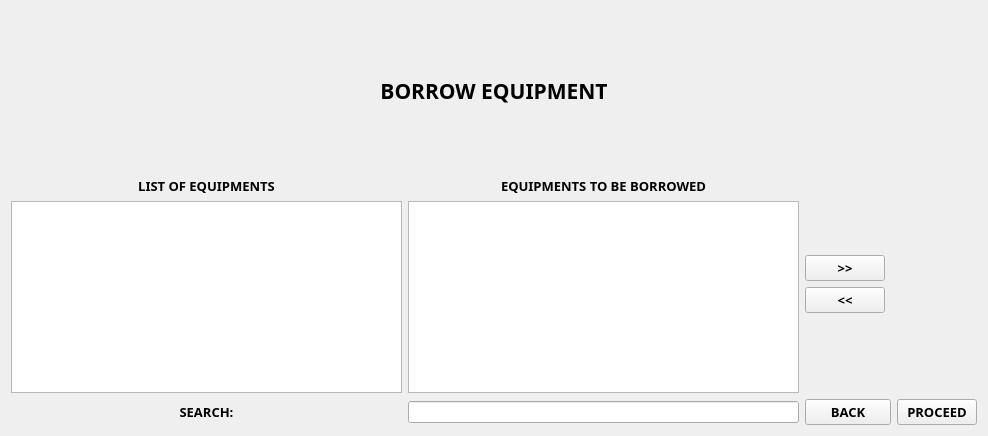
The window that borrowers.ui (markytools/sume-borrower-app) describes before a commit, drawn with Qt 5.
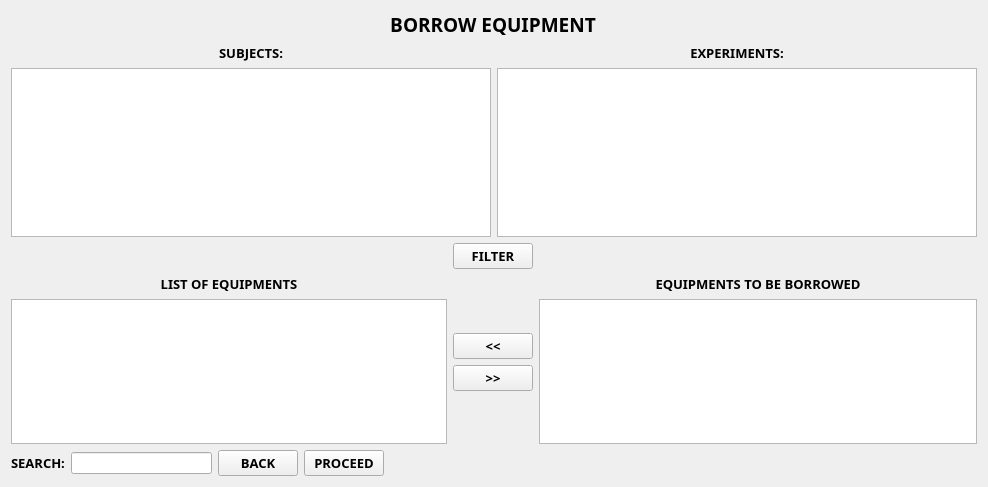
The same window after the commit.

```diff
--- a/borrowers.ui
+++ b/borrowers.ui
@@ -7,19 +7,32 @@
     <x>0</x>
     <y>0</y>
     <width>988</width>
-    <height>436</height>
+    <height>487</height>
    </rect>
   </property>
   <property name="windowTitle">
    <string>Form</string>
   </property>
-  <layout class="QGridLayout" name="gridLayout_2">
+  <layout class="QGridLayout" name="gridLayout">
    <item row="0" column="0">
+    <spacer name="horizontalSpacer">
+     <property name="orientation">
+      <enum>Qt::Horizontal</enum>
+     </property>
+     <property name="sizeHint" stdset="0">
+      <size>
+       <width>237</width>
+       <height>20</height>
+      </size>
+     </property>
+    </spacer>
+   </item>
+   <item row="0" column="1" colspan="3">
     <widget class="QLabel" name="label">
      <property name="font">
       <font>
        <family>Segoe UI Black</family>
-       <pointsize>16</pointsize>
+       <pointsize>14</pointsize>
        <weight>75</weight>
        <bold>true</bold>
       </font>
@@ -32,9 +45,155 @@
      </property>
     </widget>
    </item>
-   <item row="3" column="0">
-    <layout class="QGridLayout" name="gridLayout">
-     <item row="0" column="1">
+   <item row="0" column="4">
+    <spacer name="horizontalSpacer_2">
+     <property name="orientation">
+      <enum>Qt::Horizontal</enum>
+     </property>
+     <property name="sizeHint" stdset="0">
+      <size>
+       <width>138</width>
+       <height>20</height>
+      </size>
+     </property>
+    </spacer>
+   </item>
+   <item row="1" column="0" colspan="5">
+    <layout class="QHBoxLayout" name="horizontalLayout_3">
+     <item>
+      <layout class="QVBoxLayout" name="verticalLayout_4">
+       <item>
+        <widget class="QLabel" name="label_5">
+         <property name="font">
+          <font>
+           <family>Segoe UI Black</family>
+           <pointsize>10</pointsize>
+           <weight>75</weight>
+           <bold>true</bold>
+          </font>
+         </property>
+         <property name="text">
+          <string>SUBJECTS:</string>
+         </property>
+         <property name="alignment">
+          <set>Qt::AlignCenter</set>
+         </property>
+        </widget>
+       </item>
+       <item>
+        <widget class="QTableWidget" name="SubjectsTableWidget"/>
+       </item>
+      </layout>
+     </item>
+     <item>
+      <layout class="QVBoxLayout" name="verticalLayout_5">
+       <item>
+        <widget class="QLabel" name="label_6">
+         <property name="font">
+          <font>
+           <family>Segoe UI Black</family>
+           <pointsize>10</pointsize>
+           <weight>75</weight>
+           <bold>true</bold>
+          </font>
+         </property>
+         <property name="text">
+          <string>EXPERIMENTS:</string>
+         </property>
+         <property name="alignment">
+          <set>Qt::AlignCenter</set>
+         </property>
+        </widget>
+       </item>
+       <item>
+        <widget class="QTableWidget" name="ExperimentTableWidget"/>
+       </item>
+      </layout>
+     </item>
+    </layout>
+   </item>
+   <item row="2" column="0" colspan="2">
+    <spacer name="horizontalSpacer_3">
+     <property name="orientation">
+      <enum>Qt::Horizontal</enum>
+     </property>
+     <property name="sizeHint" stdset="0">
+      <size>
+       <width>437</width>
+       <height>20</height>
+      </size>
+     </property>
+    </spacer>
+   </item>
+   <item row="2" column="2">
+    <widget class="QPushButton" name="Back_2">
+     <property name="font">
+      <font>
+       <family>Segoe UI Black</family>
+       <pointsize>10</pointsize>
+       <weight>75</weight>
+       <bold>true</bold>
+      </font>
+     </property>
+     <property name="text">
+      <string>FILTER</string>
+     </property>
+    </widget>
+   </item>
+   <item row="2" column="3" colspan="2">
+    <spacer name="horizontalSpacer_4">
+     <property name="orientation">
+      <enum>Qt::Horizontal</enum>
+     </property>
+     <property name="sizeHint" stdset="0">
+      <size>
+       <width>438</width>
+       <height>20</height>
+      </size>
+     </property>
+    </spacer>
+   </item>
+   <item row="3" column="0" rowspan="3" colspan="2">
+    <layout class="QVBoxLayout" name="verticalLayout_2">
+     <item>
+      <widget class="QLabel" name="label_2">
+       <property name="font">
+        <font>
+         <family>Segoe UI Black</family>
+         <pointsize>10</pointsize>
+         <weight>75</weight>
+         <bold>true</bold>
+        </font>
+       </property>
+       <property name="text">
+        <string>LIST OF EQUIPMENTS</string>
+       </property>
+       <property name="alignment">
+        <set>Qt::AlignCenter</set>
+       </property>
+      </widget>
+     </item>
+     <item>
+      <widget class="QTableWidget" name="listEquipments"/>
+     </item>
+    </layout>
+   </item>
+   <item row="3" column="2">
+    <spacer name="verticalSpacer_2">
+     <property name="orientation">
+      <enum>Qt::Vertical</enum>
+     </property>
+     <property name="sizeHint" stdset="0">
+      <size>
+       <width>20</width>
+       <height>49</height>
+      </size>
+     </property>
+    </spacer>
+   </item>
+   <item row="3" column="3" rowspan="3" colspan="2">
+    <layout class="QVBoxLayout" name="verticalLayout_3">
+     <item>
       <widget class="QLabel" name="label_3">
        <property name="font">
         <font>
@@ -52,7 +211,14 @@
        </property>
       </widget>
      </item>
-     <item row="4" column="2">
+     <item>
+      <widget class="QTableWidget" name="borrowEquipments"/>
+     </item>
+    </layout>
+   </item>
+   <item row="4" column="2">
+    <layout class="QVBoxLayout" name="verticalLayout">
+     <item>
       <widget class="QPushButton" name="rightToLeft">
        <property name="font">
         <font>
@@ -67,7 +233,7 @@
        </property>
       </widget>
      </item>
-     <item row="3" column="2">
+     <item>
       <widget class="QPushButton" name="leftToRight">
        <property name="font">
         <font>
@@ -82,46 +248,49 @@
        </property>
       </widget>
      </item>
-     <item row="0" column="0">
-      <widget class="QLabel" name="label_2">
-       <property name="font">
-        <font>
-         <family>Segoe UI Black</family>
-         <pointsize>10</pointsize>
-         <weight>75</weight>
-         <bold>true</bold>
-        </font>
-       </property>
-       <property name="text">
-        <string>LIST OF EQUIPMENTS</string>
-       </property>
-       <property name="alignment">
-        <set>Qt::AlignCenter</set>
-       </property>
-      </widget>
+    </layout>
+   </item>
+   <item row="5" column="2">
+    <spacer name="verticalSpacer_3">
+     <property name="orientation">
+      <enum>Qt::Vertical</enum>
+     </property>
+     <property name="sizeHint" stdset="0">
+      <size>
+       <width>20</width>
+       <height>47</height>
+      </size>
+     </property>
+    </spacer>
+   </item>
+   <item row="6" column="0">
+    <layout class="QHBoxLayout" name="horizontalLayout_2">
+     <item>
+      <layout class="QHBoxLayout" name="horizontalLayout">
+       <item>
+        <widget class="QLabel" name="label_4">
+         <property name="font">
+          <font>
+           <family>Segoe UI Black</family>
+           <pointsize>10</pointsize>
+           <weight>75</weight>
+           <bold>true</bold>
+          </font>
+         </property>
+         <property name="text">
+          <string>SEARCH:</string>
+         </property>
+         <property name="alignment">
+          <set>Qt::AlignCenter</set>
+         </property>
+        </widget>
+       </item>
+       <item>
+        <widget class="QLineEdit" name="lineEdit"/>
+       </item>
+      </layout>
      </item>
-     <item row="1" column="0" rowspan="7">
-      <widget class="QTableWidget" name="listEquipments"/>
-     </item>
-     <item row="8" column="0">
-      <widget class="QLabel" name="label_4">
-       <property name="font">
-        <font>
-         <family>Segoe UI Black</family>
-         <pointsize>10</pointsize>
-         <weight>75</weight>
-         <bold>true</bold>
-        </font>
-       </property>
-       <property name="text">
-        <string>SEARCH:</string>
-       </property>
-       <property name="alignment">
-        <set>Qt::AlignCenter</set>
-       </property>
-      </widget>
-     </item>
-     <item row="8" column="2" colspan="2">
+     <item>
       <widget class="QPushButton" name="Back">
        <property name="font">
         <font>
@@ -136,7 +305,7 @@
        </property>
       </widget>
      </item>
-     <item row="8" column="4" colspan="2">
+     <item>
       <widget class="QPushButton" name="Proceed">
        <property name="font">
         <font>
@@ -151,14 +320,21 @@
        </property>
       </widget>
      </item>
-     <item row="8" column="1">
-      <widget class="QLineEdit" name="lineEdit"/>
-     </item>
-     <item row="1" column="1" rowspan="7">
-      <widget class="QTableWidget" name="borrowEquipments"/>
-     </item>
     </layout>
    </item>
+   <item row="6" column="1" colspan="4">
+    <spacer name="horizontalSpacer_5">
+     <property name="orientation">
+      <enum>Qt::Horizontal</enum>
+     </property>
+     <property name="sizeHint" stdset="0">
+      <size>
+       <width>587</width>
+       <height>20</height>
+      </size>
+     </property>
+    </spacer>
+   </item>
   </layout>
  </widget>
  <resources/>
```
